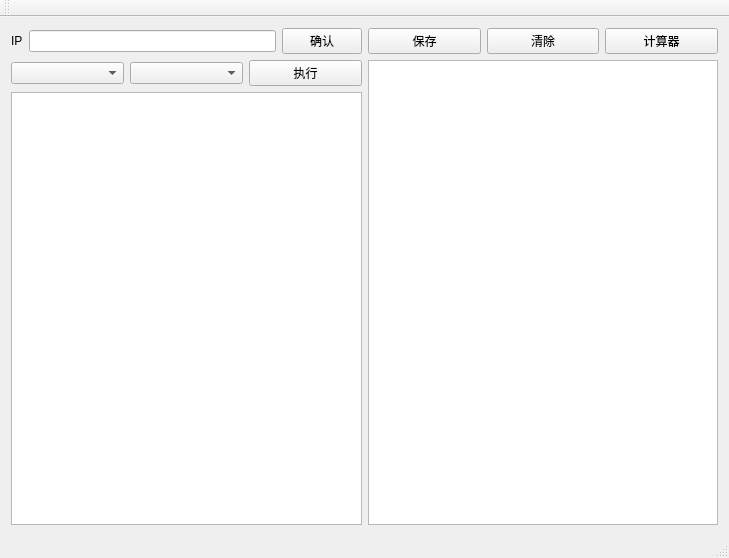
Old version of the form mainwindow.ui in the repository jieyaren/DT.
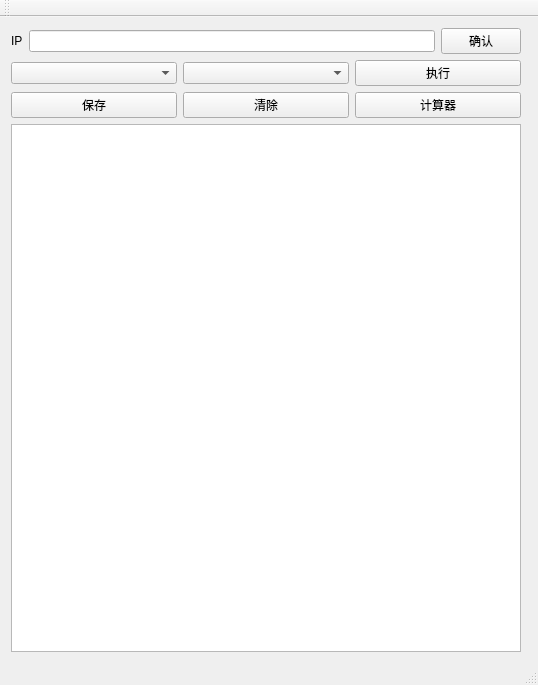
New version of the form.

The edit to the form file:
```diff
--- a/mainwindow.ui
+++ b/mainwindow.ui
@@ -6,8 +6,8 @@
    <rect>
     <x>0</x>
     <y>0</y>
-    <width>729</width>
-    <height>558</height>
+    <width>538</width>
+    <height>685</height>
    </rect>
   </property>
   <property name="windowTitle">
@@ -16,7 +16,9 @@
   <widget class="QWidget" name="centralWidget">
    <layout class="QGridLayout" name="gridLayout">
     <item row="0" column="0">
-     <layout class="QHBoxLayout" name="horizontalLayout_4">
+     <layout class="QHBoxLayout" name="horizontalLayout_2">
+      <item>
+       <layout class="QVBoxLayout" name="verticalLayout_4">
       <item>
        <layout class="QVBoxLayout" name="verticalLayout_3">
         <item>
@@ -61,9 +63,6 @@
           </item>
          </layout>
         </item>
-        <item>
-         <widget class="QTextEdit" name="textEdit"/>
-        </item>
        </layout>
       </item>
       <item>
@@ -100,6 +99,11 @@
       </item>
      </layout>
     </item>
+      <item>
+       <widget class="QWidget" name="widget" native="true"/>
+      </item>
+     </layout>
+    </item>
    </layout>
   </widget>
   <widget class="QMenuBar" name="menuBar">
@@ -107,7 +111,7 @@
     <rect>
      <x>0</x>
      <y>0</y>
-     <width>729</width>
+     <width>538</width>
      <height>22</height>
     </rect>
    </property>
```
Lines whose indentation alone changed are shown as unchanged.
